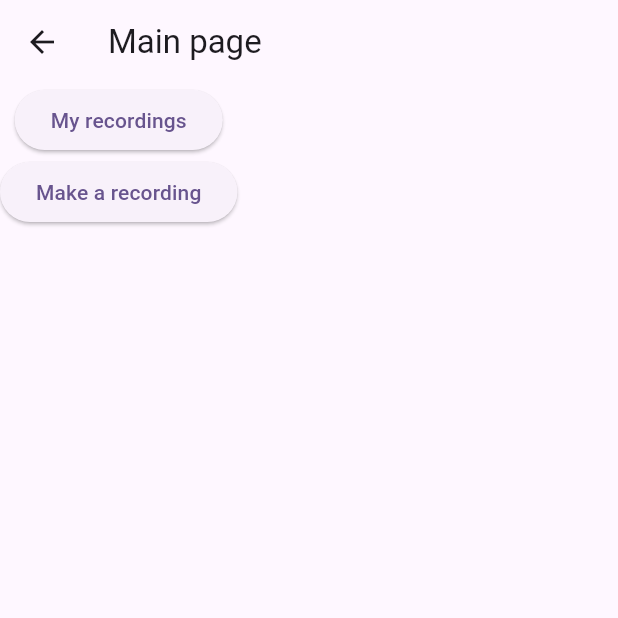
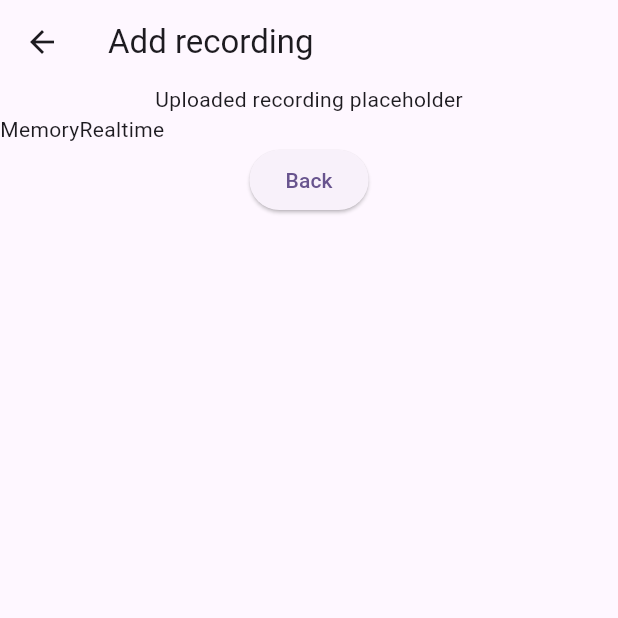
Before and after one commit to SpeechReco/SpeechRecFE, a Flutter app: the MainPage screen opened by its route, after a tap on "Make a recording", on a phone screen of 412 x 824 dp, the top half of it. Run offline on Flutter 3.47's test engine with Material 3 defaults, Android fonts, the phone set to English and light mode, and no system bars.

Commit message:
Basic layout implemented

```diff
--- /dev/null
+++ b/lib/model/analysis.dart
@@ -0,0 +1,12 @@
+class Analysis {
+  int id;
+  int userID;
+  int recordingID;
+  int analysisURI;
+  String title;
+  String config;
+  DateTime creationDate;
+
+  Analysis(this.id, this.userID, this.title, this.recordingID, this.analysisURI,
+      this.creationDate, this.config);
+}
--- a/lib/util/route_generator.dart
+++ b/lib/util/route_generator.dart
@@ -1,9 +1,13 @@
 import 'package:flutter/material.dart';
+import 'package:speech_rec_fe/model/analysis.dart';
+import 'package:speech_rec_fe/view/pages/add_recording_page.dart';
+import 'package:speech_rec_fe/view/pages/add_transcript_page.dart';
+import 'package:speech_rec_fe/view/pages/all_recordings_page.dart';
 import 'package:speech_rec_fe/view/pages/main_page.dart';
-import 'package:speech_rec_fe/view/pages/all_recordings_page.dart';
 import 'package:speech_rec_fe/view/pages/recording_page.dart';
 
 import '../model/recording.dart';
+import '../view/pages/transcript_page.dart';
 
 class RouteGenerator {
   static Route<dynamic> generateRoute(RouteSettings settings) {
@@ -12,7 +16,7 @@ class RouteGenerator {
       case '/':
         return MaterialPageRoute(builder: (_) => const MainPage());
       case '/add-recording':
-        return MaterialPageRoute(builder: (_) => const MainPage());
+        return MaterialPageRoute(builder: (_) => const AddRecordingPage());
       case '/all-recordings':
         return MaterialPageRoute(builder: (_) => const AllRecordingsPage());
       case '/recording':
@@ -21,9 +25,15 @@ class RouteGenerator {
               builder: (_) => RecordingPage(recording: args));
         }
       case '/transcript':
-        return MaterialPageRoute(builder: (_) => const MainPage());
+        if (args is Analysis) {
+          return MaterialPageRoute(
+              builder: (_) => TranscriptPage(analysis: args));
+        }
       case '/add-transcript':
-        return MaterialPageRoute(builder: (_) => const MainPage());
+        if (args is String) {
+          return MaterialPageRoute(
+              builder: (_) => AddTranscriptPage(recordingURI: args));
+        }
       case '/login':
         return MaterialPageRoute(builder: (_) => const MainPage());
       case '/register':
--- a/lib/view/pages/add_recording_page.dart
+++ b/lib/view/pages/add_recording_page.dart
@@ -0,0 +1,30 @@
+import 'package:flutter/cupertino.dart';
+import 'package:flutter/material.dart';
+
+class AddRecordingPage extends StatelessWidget {
+  const AddRecordingPage({super.key});
+
+  @override
+  Widget build(BuildContext context) {
+    return Scaffold(
+      appBar: AppBar(
+        title: Text("Add recording"),
+      ),
+      body: Column(
+        children: [
+          const Text("Uploaded recording placeholder"),
+          Container(
+            child: const Row(
+              children: [Text("Memory"), Text("Realtime")],
+            ),
+          ),
+          ElevatedButton(
+              onPressed: () {
+                Navigator.of(context).pop();
+              },
+              child: const Text("Back")),
+        ],
+      ),
+    );
+  }
+}
--- a/lib/view/pages/main_page.dart
+++ b/lib/view/pages/main_page.dart
@@ -17,7 +17,9 @@ class MainPage extends StatelessWidget {
               },
               child: const Text("My recordings")),
           ElevatedButton(
-              onPressed: () {}, child: const Text("Make a recording")),
+              onPressed: () {
+                Navigator.of(context).pushNamed("/add-recording");
+              }, child: const Text("Make a recording")),
         ],
       ),
     );
--- a/lib/view/pages/recording_page.dart
+++ b/lib/view/pages/recording_page.dart
@@ -1,6 +1,8 @@
 import 'package:flutter/material.dart';
+import 'package:speech_rec_fe/util/data_service.dart';
 
 import '../../model/recording.dart';
+import '../widgets/analysis_list.dart';
 
 class RecordingPage extends StatelessWidget {
   const RecordingPage({super.key, required this.recording});
@@ -10,7 +12,33 @@ class RecordingPage extends StatelessWidget {
   @override
   Widget build(BuildContext context) {
     return Scaffold(
-      body: Text(recording.title),
+      appBar: AppBar(title: Text(recording.title)),
+      body: Column(
+        children: [
+          const Text("Info holder"),
+          const Text("Recording placeholder"),
+          Expanded(
+            child: Column(
+              children: [
+                Expanded(
+                    child:
+                        AnalysisList(analyses: DataService.getMockAnalyses())),
+                ElevatedButton(
+                    onPressed: () {
+                      Navigator.of(context).pushNamed("/add-transcript",
+                          arguments: recording.recordingURI);
+                    },
+                    child: const Text("Add new analysis"))
+              ],
+            ),
+          ),
+          ElevatedButton(
+              onPressed: () {
+                Navigator.of(context).pop();
+              },
+              child: const Text("Back"))
+        ],
+      ),
     );
   }
 }
```
Also changed, not shown: lib/util/data_service.dart (+33 -0 lines), lib/view/pages/add_transcript_page.dart (+29 -0 lines), lib/view/pages/all_recordings_page.dart (+15 -7 lines), lib/view/pages/transcript_page.dart (+28 -0 lines), lib/view/widgets/analysis_list.dart (added, +23 -0 lines), lib/view/widgets/analysis_list_card.dart (added, +19 -0 lines).
